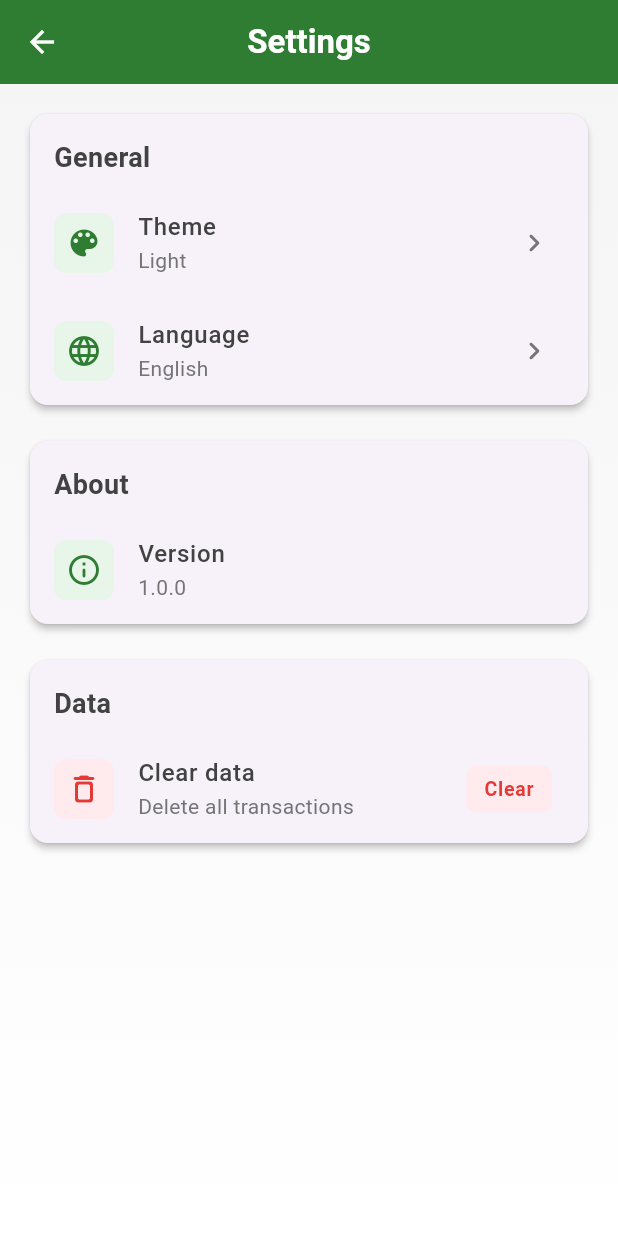
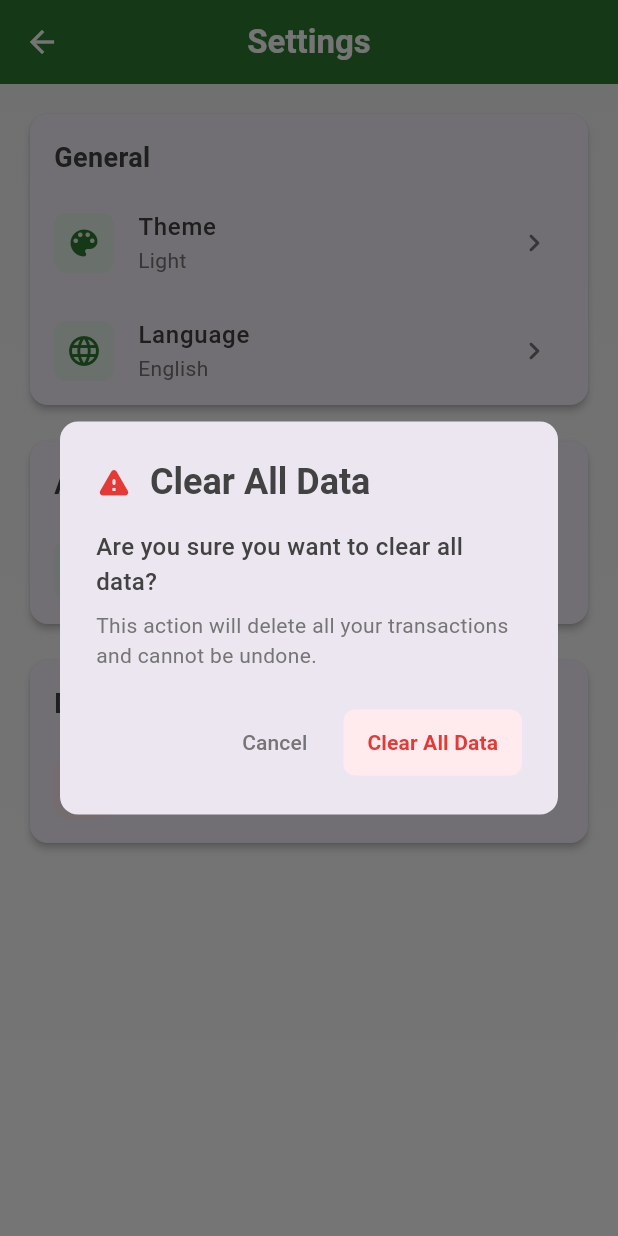
Before and after one commit to tranconguet/monie, a Flutter app: the SettingsPage screen opened directly, after a tap on "Clear data", on a phone screen of 412 x 824 dp. Run offline on Flutter 3.47's test engine with Material 2 defaults, Android fonts, the phone set to English and light mode, and no system bars; our stand-ins replace dartz, dio, equatable, flutter_bloc, freezed_annotation, get_it and 3 more; accounts and stored records are empty.

Commit message:
Implement clear data function

```diff
--- a/lib/features/transaction/presentation/pages/settings_page.dart
+++ b/lib/features/transaction/presentation/pages/settings_page.dart
@@ -1,7 +1,165 @@
 import 'package:flutter/material.dart';
+import 'package:hive_flutter/hive_flutter.dart';
+import 'package:flutter_bloc/flutter_bloc.dart';
+import '../../data/models/transaction_model.dart';
+import '../bloc/transaction_bloc.dart';
 
 class SettingsPage extends StatelessWidget {
   const SettingsPage({super.key});
+
+  Future<bool> _showClearDataConfirmation(BuildContext context) async {
+    return await showDialog<bool>(
+      context: context,
+      builder: (BuildContext context) {
+        return AlertDialog(
+          title: Row(
+            children: const [
+              Icon(
+                Icons.warning_rounded,
+                color: Color(0xFFE53935),
+                size: 24,
+              ),
+              SizedBox(width: 12),
+              Text(
+                'Clear All Data',
+                style: TextStyle(
+                  color: Color(0xFF424242),
+                  fontWeight: FontWeight.w600,
+                ),
+              ),
+            ],
+          ),
+          content: Column(
+            mainAxisSize: MainAxisSize.min,
+            crossAxisAlignment: CrossAxisAlignment.start,
+            children: const [
+              Text(
+                'Are you sure you want to clear all data?',
+                style: TextStyle(
+                  color: Color(0xFF424242),
+                  fontSize: 16,
+                  fontWeight: FontWeight.w500,
+                ),
+              ),
+              SizedBox(height: 8),
+              Text(
+                'This action will delete all your transactions and cannot be undone.',
+                style: TextStyle(
+                  color: Color(0xFF757575),
+                ),
+              ),
+            ],
+          ),
+          shape: RoundedRectangleBorder(
+            borderRadius: BorderRadius.circular(12),
+          ),
+          actions: [
+            TextButton(
+              onPressed: () => Navigator.of(context).pop(false),
+              style: TextButton.styleFrom(
+                padding: const EdgeInsets.symmetric(horizontal: 16, vertical: 12),
+                shape: RoundedRectangleBorder(
+                  borderRadius: BorderRadius.circular(8),
+                ),
+              ),
+              child: const Text(
+                'Cancel',
+                style: TextStyle(
+                  color: Color(0xFF757575),
+                  fontWeight: FontWeight.w500,
+                ),
+              ),
+            ),
+            TextButton(
+              onPressed: () => Navigator.of(context).pop(true),
+              style: TextButton.styleFrom(
+                padding: const EdgeInsets.symmetric(horizontal: 16, vertical: 12),
+                backgroundColor: const Color(0xFFFFEBEE),
+                foregroundColor: const Color(0xFFE53935),
+                shape: RoundedRectangleBorder(
+                  borderRadius: BorderRadius.circular(8),
+                ),
+              ),
+              child: const Text(
+                'Clear All Data',
+                style: TextStyle(
+                  fontWeight: FontWeight.w600,
+                ),
+              ),
+            ),
+          ],
+        );
+      },
+    ) ?? false;
+  }
+
+  Future<void> _clearAllData(BuildContext context) async {
+    try {
+      final box = Hive.box<TransactionModel>('transactions');
+      await box.clear();
+
+      // Refresh transactions list
+      context.read<TransactionBloc>().add(const TransactionEvent.started());
+
+      // Show success message
+      ScaffoldMessenger.of(context).showSnackBar(
+        SnackBar(
+          content: Row(
+            children: const [
+              Icon(
+                Icons.check_circle_outline_rounded,
+                color: Colors.white,
+              ),
+              SizedBox(width: 12),
+              Text(
+                'All data has been cleared',
+                style: TextStyle(
+                  color: Colors.white,
+                  fontSize: 16,
+                  fontWeight: FontWeight.w500,
+                ),
+              ),
+            ],
+          ),
+          backgroundColor: const Color(0xFF2E7D32),
+          behavior: SnackBarBehavior.floating,
+          shape: RoundedRectangleBorder(
+            borderRadius: BorderRadius.circular(8),
+          ),
+          margin: const EdgeInsets.all(16),
+          duration: const Duration(seconds: 3),
+        ),
+      );
+    } catch (e) {
+      ScaffoldMessenger.of(context).showSnackBar(
+        SnackBar(
+          content: Row(
+            children: const [
+              Icon(
+                Icons.error_outline_rounded,
+                color: Colors.white,
+              ),
+              SizedBox(width: 12),
+              Text(
+                'Failed to clear data',
+                style: TextStyle(
+                  color: Colors.white,
+                  fontSize: 16,
+                  fontWeight: FontWeight.w500,
+                ),
+              ),
+            ],
+          ),
+          backgroundColor: const Color(0xFFE53935),
+          behavior: SnackBarBehavior.floating,
+          shape: RoundedRectangleBorder(
+            borderRadius: BorderRadius.circular(8),
+          ),
+          margin: const EdgeInsets.all(16),
+        ),
+      );
+    }
+  }
 
   @override
   Widget build(BuildContext context) {
@@ -230,8 +388,10 @@ class SettingsPage extends StatelessWidget {
                         ),
                       ),
                     ),
-                    onTap: () {
-                      // TODO: Implement clear data functionality
+                    onTap: () async {
+                      if (await _showClearDataConfirmation(context)) {
+                        await _clearAllData(context);
+                      }
                     },
                   ),
                 ],
```
